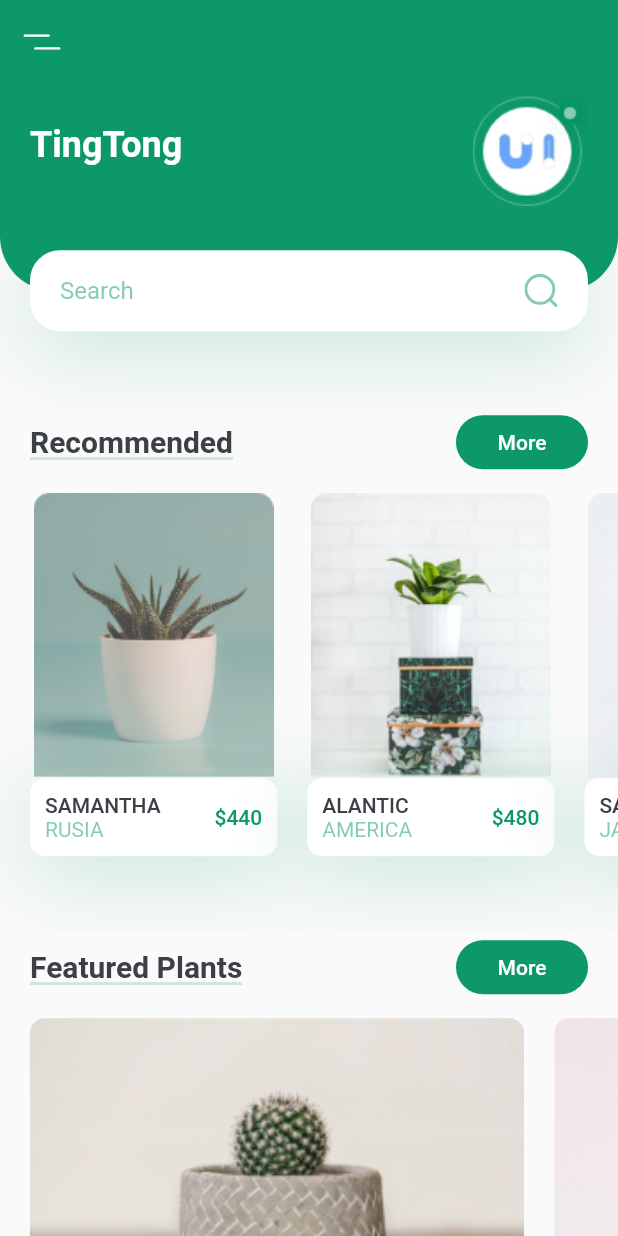
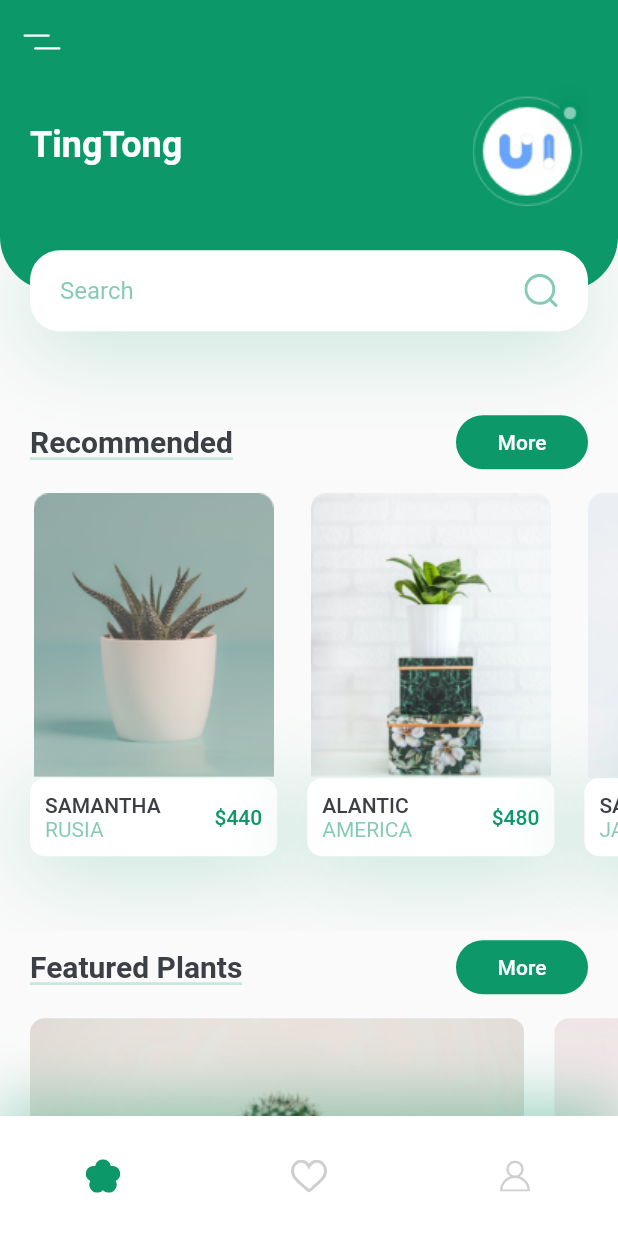
Before and after one commit to holland-hng/plant_app, a Flutter app: the screen it shows after launch, on a phone screen of 412 x 824 dp. Run offline on Flutter 3.47's test engine with Material 2 defaults, Android fonts, the phone set to English and light mode, and no system bars; our stand-ins replace flutter_svg.

Commit message:
create/home/bottom bar

```diff
--- /dev/null
+++ b/lib/screens/home/components/bottom_bar.dart
@@ -0,0 +1,43 @@
+import 'package:flutter/material.dart';
+import 'package:flutter_svg/svg.dart';
+
+import '../../../constants.dart';
+
+class BottomBar extends StatelessWidget {
+  const BottomBar({
+    Key key,
+  }) : super(key: key);
+
+  @override
+  Widget build(BuildContext context) {
+    return Container(
+      height: 80,
+      decoration: BoxDecoration(
+        color: Colors.white,
+        boxShadow: [
+          BoxShadow(
+              offset: Offset(0, -10),
+              blurRadius: 35,
+              color: kPrimaryColor.withOpacity(0.38)),
+        ],
+      ),
+      child: Row(
+        mainAxisAlignment: MainAxisAlignment.spaceAround,
+        children: <Widget>[
+          IconButton(
+            icon: SvgPicture.asset("assets/icons/flower.svg"),
+            onPressed: () {},
+          ),
+          IconButton(
+            icon: SvgPicture.asset("assets/icons/heart-icon.svg"),
+            onPressed: () {},
+          ),
+          IconButton(
+            icon: SvgPicture.asset("assets/icons/user-icon.svg"),
+            onPressed: () {},
+          ),
+        ],
+      ),
+    );
+  }
+}
--- a/lib/screens/home/components/home_body.dart
+++ b/lib/screens/home/components/home_body.dart
@@ -24,7 +24,10 @@ class HomeBody extends StatelessWidget {
             textButton: "More",
             press: () {},
           ),
-          FeaturedPlants(size: size)
+          FeaturedPlants(size: size),
+          SizedBox(
+            height: kDefaultPadding,
+          )
         ],
       ),
     );
--- a/lib/screens/home/home_screen.dart
+++ b/lib/screens/home/home_screen.dart
@@ -1,11 +1,18 @@
 import 'package:flutter/material.dart';
 import 'package:flutter_svg/svg.dart';
+import 'package:plant_app/constants.dart';
 import 'package:plant_app/screens/home/components/home_body.dart';
+
+import 'components/bottom_bar.dart';
 
 class HomeScreen extends StatelessWidget {
   @override
   Widget build(BuildContext context) {
-    return Scaffold(appBar: buildAppBar(), body: HomeBody());
+    return Scaffold(
+      appBar: buildAppBar(),
+      body: HomeBody(),
+      bottomNavigationBar: BottomBar(),
+    );
   }
 
   AppBar buildAppBar() {
```
